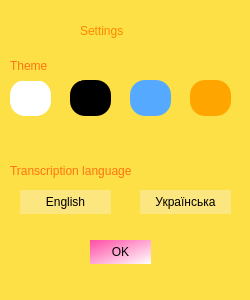
The window that Lab 2 + lab 3 MyNotesMaker/settingswindow.ui (pvasya/OOOP) describes before a commit, drawn with Qt 5.
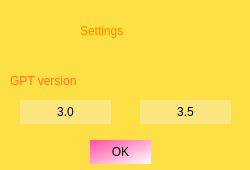
The same window after the commit.

The edit to the form file:
```diff
--- a/Lab 2 + lab 3 MyNotesMaker/settingswindow.ui
+++ b/Lab 2 + lab 3 MyNotesMaker/settingswindow.ui
@@ -7,7 +7,7 @@
     <x>0</x>
     <y>0</y>
     <width>250</width>
-    <height>300</height>
+    <height>170</height>
    </rect>
   </property>
   <property name="windowTitle">
@@ -17,95 +17,6 @@
    <string notr="true"> background-color: rgb(253, 223, 70);
 </string>
   </property>
-  <widget class="QPushButton" name="orangebtn">
-   <property name="geometry">
-    <rect>
-     <x>190</x>
-     <y>80</y>
-     <width>41</width>
-     <height>36</height>
-    </rect>
-   </property>
-   <property name="styleSheet">
-    <string notr="true">QPushButton {
-    background-color: orange;
-    color: white;
-    border-radius: 15px;
-    padding: 10px;
-}
-
-QPushButton:hover {
-	border: 8px;
-    
-	border-color: rgb(255, 255, 0);
-}
-
-QPushButton:pressed {
-    background-color:rgb(255, 140, 0) ;
-}</string>
-   </property>
-   <property name="text">
-    <string/>
-   </property>
-  </widget>
-  <widget class="QPushButton" name="blackbtn">
-   <property name="geometry">
-    <rect>
-     <x>70</x>
-     <y>80</y>
-     <width>41</width>
-     <height>36</height>
-    </rect>
-   </property>
-   <property name="styleSheet">
-    <string notr="true">QPushButton {
-    background-color: black;
-    color: white;
-    border-radius: 15px;
-    padding: 10px;
-}
-
-QPushButton:hover {
-	
-}
-
-QPushButton:pressed {
-    background-color:rgb(255, 140, 0) ;
-}</string>
-   </property>
-   <property name="text">
-    <string/>
-   </property>
-  </widget>
-  <widget class="QPushButton" name="whitebtn">
-   <property name="geometry">
-    <rect>
-     <x>10</x>
-     <y>80</y>
-     <width>41</width>
-     <height>36</height>
-    </rect>
-   </property>
-   <property name="styleSheet">
-    <string notr="true">QPushButton {
-    background-color: white;
-    color: white;
-    border-radius: 15px;
-    padding: 10px;
-}
-
-QPushButton:hover {
-	
-}
-
-QPushButton:pressed {
-    background-color:rgb(255, 140, 0) ;
-}</string>
-   </property>
-   <property name="text">
-    <string/>
-   </property>
-  </widget>
   <widget class="QLabel" name="label_2">
    <property name="geometry">
     <rect>
@@ -131,7 +42,7 @@
    <property name="geometry">
     <rect>
      <x>10</x>
-     <y>150</y>
+     <y>60</y>
      <width>221</width>
      <height>41</height>
     </rect>
@@ -144,62 +55,14 @@
 </string>
    </property>
    <property name="text">
-    <string>Transcription language</string>
-   </property>
-  </widget>
-  <widget class="QLabel" name="label">
-   <property name="geometry">
-    <rect>
-     <x>10</x>
-     <y>50</y>
-     <width>71</width>
-     <height>31</height>
-    </rect>
-   </property>
-   <property name="styleSheet">
-    <string notr="true">QLabel {
-    font: 700 12pt &quot;Segoe Script&quot;;
-    color:rgb(255, 116, 16)
-}
-</string>
-   </property>
-   <property name="text">
-    <string>Theme</string>
-   </property>
-  </widget>
-  <widget class="QPushButton" name="bluebtn">
-   <property name="geometry">
-    <rect>
-     <x>130</x>
-     <y>80</y>
-     <width>41</width>
-     <height>36</height>
-    </rect>
-   </property>
-   <property name="styleSheet">
-    <string notr="true">QPushButton {
-    background-color: rgb(85, 170, 255);
-    border-radius: 15px;
-    padding: 10px;
-}
-
-QPushButton:hover {
-	
-}
-
-QPushButton:pressed {
-    background-color:rgb(255, 140, 0) ;
-}</string>
-   </property>
-   <property name="text">
-    <string/>
+    <string>GPT version</string>
    </property>
   </widget>
   <widget class="QPushButton" name="ukbtn">
    <property name="geometry">
     <rect>
      <x>140</x>
-     <y>190</y>
+     <y>100</y>
      <width>91</width>
      <height>24</height>
     </rect>
@@ -219,14 +82,14 @@
 }</string>
    </property>
    <property name="text">
-    <string>Українська</string>
+    <string>3.5</string>
    </property>
   </widget>
   <widget class="QPushButton" name="enbtn">
    <property name="geometry">
     <rect>
      <x>20</x>
-     <y>190</y>
+     <y>100</y>
      <width>91</width>
      <height>24</height>
     </rect>
@@ -246,14 +109,14 @@
 }</string>
    </property>
    <property name="text">
-    <string>English</string>
+    <string>3.0</string>
    </property>
   </widget>
   <widget class="QPushButton" name="okbtn">
    <property name="geometry">
     <rect>
      <x>90</x>
-     <y>240</y>
+     <y>140</y>
      <width>61</width>
      <height>24</height>
     </rect>
```
